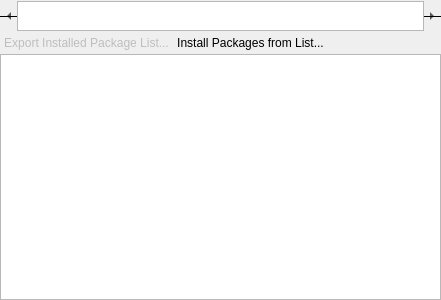
The window that AddRm/BrowseView.ui (KDE/apper) describes before a commit, drawn with Qt 5.
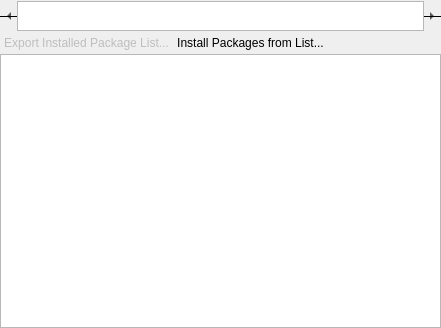
The same window after the commit. Custom widgets are drawn as their Qt base class.

Commit message: Some more changed on the packages view

Diff of the .ui file:
```diff
--- a/AddRm/BrowseView.ui
+++ b/AddRm/BrowseView.ui
@@ -7,17 +7,17 @@
     <x>0</x>
     <y>0</y>
     <width>441</width>
-    <height>300</height>
+    <height>328</height>
    </rect>
   </property>
   <layout class="QGridLayout" name="gridLayout">
+   <property name="verticalSpacing">
+    <number>0</number>
+   </property>
    <property name="margin">
     <number>0</number>
    </property>
-   <property name="spacing">
-    <number>0</number>
-   </property>
-   <item row="0" column="0" colspan="2">
+   <item row="0" column="0">
     <widget class="QFrame" name="categoryF">
      <property name="frameShape">
       <enum>QFrame::HLine</enum>
@@ -119,7 +119,7 @@
      </layout>
     </widget>
    </item>
-   <item row="1" column="0" colspan="2">
+   <item row="1" column="0">
     <widget class="QFrame" name="installedF">
      <layout class="QHBoxLayout" name="horizontalLayout">
       <property name="spacing">
@@ -167,11 +167,14 @@
      </layout>
     </widget>
    </item>
-   <item row="2" column="0" colspan="2">
+   <item row="2" column="0">
     <widget class="KpkSearchableTreeView" name="packageView">
      <property name="editTriggers">
       <set>QAbstractItemView::NoEditTriggers</set>
      </property>
+     <property name="alternatingRowColors">
+      <bool>true</bool>
+     </property>
      <property name="verticalScrollMode">
       <enum>QAbstractItemView::ScrollPerPixel</enum>
      </property>
@@ -189,6 +192,9 @@
      </property>
     </widget>
    </item>
+   <item row="3" column="0">
+    <widget class="KpkPackageDetails" name="packageDetails" native="true"/>
+   </item>
   </layout>
  </widget>
  <customwidgets>
@@ -197,6 +203,12 @@
    <extends>QTreeView</extends>
    <header>KpkSearchableTreeView.h</header>
   </customwidget>
+  <customwidget>
+   <class>KpkPackageDetails</class>
+   <extends>QWidget</extends>
+   <header>KpkPackageDetails.h</header>
+   <container>1</container>
+  </customwidget>
  </customwidgets>
  <resources/>
  <connections/>
```
The commit also changes 6 other files.
